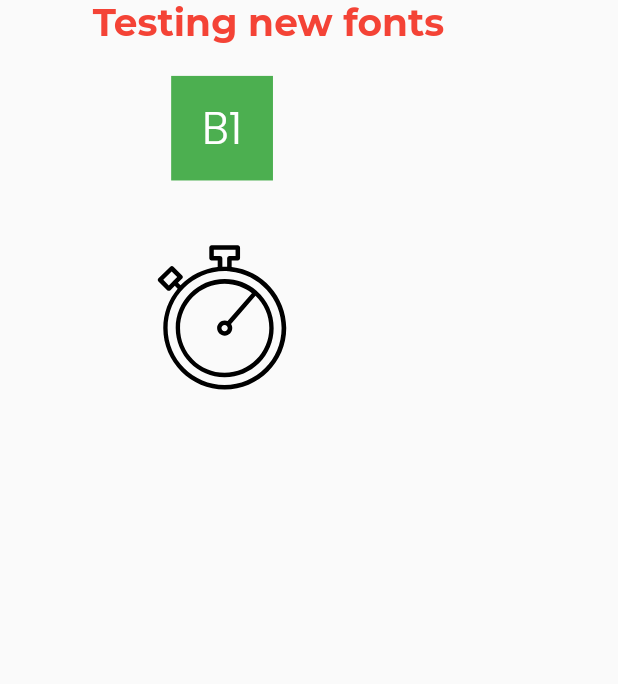
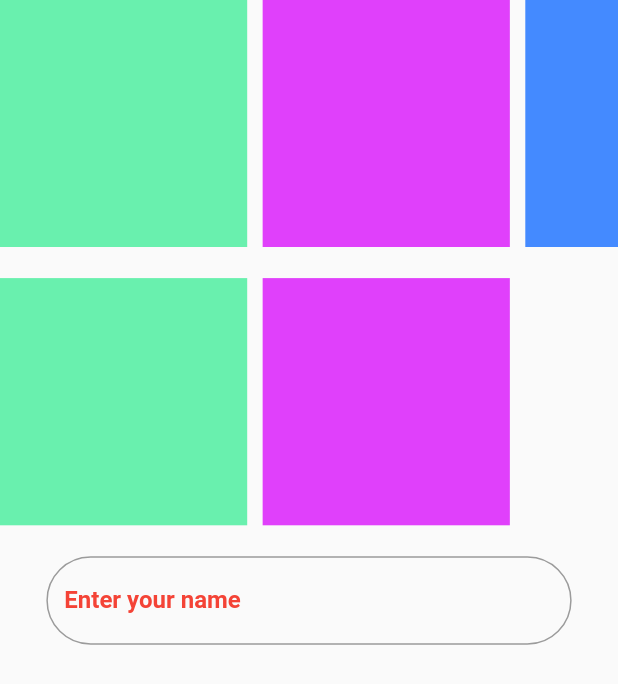
Before and after one commit to WaqasAhmed26/bootcamp, a Flutter app: the screen it shows after launch, on a phone screen of 412 x 824 dp. Shown: the top 684 px of the screen. Run offline on Flutter 3.47's test engine with Material 2 defaults, Android fonts, the phone set to English and light mode, and no system bars; our stand-ins replace flutter_svg; Roboto replaces fonts that are missing (poppons).

Commit message:
26-01-2022 | Stack,Positioned, Scroll, SizedBox, TextField, Border

```diff
--- a/lib/font_padding_margin_lib.dart
+++ b/lib/font_padding_margin_lib.dart
@@ -47,7 +47,8 @@ class _fontPadMarLib_STFState extends State<fontPadMarLib_STF> {
                 style: TextStyle(
                   color: Colors.white,
                   fontSize: 30,
-                  fontFamily: "poppins"
+                  fontFamily: "poppins",
+                  fontWeight: FontWeight.w200,
                 ),
               ),
             ),
--- a/lib/main.dart
+++ b/lib/main.dart
@@ -2,12 +2,13 @@ import 'package:bootcamp/font_padding_margin_lib.dart';
 import 'package:bootcamp/newDesign.dart';
 import 'package:bootcamp/screen_one.dart';
 import 'package:bootcamp/sign_in.dart';
+import 'package:bootcamp/stack.dart';
 import 'package:flutter/material.dart';
 
 void main() {
   runApp(
       MaterialApp(
-        home: fontPadMarLib(),
+        home: stack(),
       ),
   );
 }
--- /dev/null
+++ b/lib/stack.dart
@@ -0,0 +1,100 @@
+import 'package:flutter/material.dart';
+import 'package:flutter/rendering.dart';
+
+class stack extends StatelessWidget {
+  const stack({Key? key}) : super(key: key);
+
+  @override
+  Widget build(BuildContext context) {
+    return stack_STF();
+  }
+}
+class stack_STF extends StatefulWidget {
+  const stack_STF({Key? key}) : super(key: key);
+
+  @override
+  _stack_STFState createState() => _stack_STFState();
+}
+
+class _stack_STFState extends State<stack_STF> {
+  @override
+  Widget build(BuildContext context) {
+    double height = MediaQuery.of(context).size.height;
+    double width = MediaQuery.of(context).size.width;
+    return Scaffold(
+      body: SafeArea(
+        child: SingleChildScrollView(
+
+          child: Column(
+            children: [
+              SingleChildScrollView(
+                scrollDirection: Axis.horizontal,
+                child: Row(
+                  children: [
+                    Container(
+                      height: height * 0.2,
+                      width: width * 0.4,
+                      color: Colors.greenAccent,
+                    ),
+                    SizedBox(
+                      width: width * 0.025,
+                    ),
+                    Container(
+                      height: height * 0.2,
+                      width: width * 0.4,
+                      color: Colors.purpleAccent,
+                    ),
+                    SizedBox(
+                      width: width * 0.025,
+                    ),
+                    Container(
+                      height: height * 0.2,
+                      width: width * 0.4,
+                      color: Colors.blueAccent,
+                    ),
+                  ],
+                ),
+              ),
+              SizedBox(height: height * 0.025),
+              Row(
+                children: [
+                  Container(
+                    height: height * 0.2,
+                    width: width * 0.4,
+                    color: Colors.greenAccent,
+                  ),
+                  SizedBox(
+                    width: width * 0.025,
+                  ),
+                  Container(
+                    height: height * 0.2,
+                    width: width * 0.4,
+                    color: Colors.purpleAccent,
+                  ),
+                ],
+              ),
+              SizedBox(height: height * 0.025),
+              Container(
+                width: width * 0.85,
+                child: TextField(
+                  decoration: InputDecoration(
+                    border: OutlineInputBorder(
+                      borderRadius: BorderRadius.circular(30),
+                    ),
+                    labelText: "Enter your name",
+                    labelStyle: TextStyle(
+                      color: Colors.red,
+                      fontFamily: 'poppons',
+                      fontWeight: FontWeight.w600,
+                    )
+
+                  ),
+                ),
+              ),
+            ],
+          ),
+        )
+      ),
+    );
+  }
+}
--- a/pubspec.yaml
+++ b/pubspec.yaml
@@ -83,7 +83,7 @@ flutter:
      - family: poppins
        fonts:
          - asset: assets/fonts/Poppins-Bold.ttf
-         - asset: assets/fonts/Poppins-Light.ttf
+#         - asset: assets/fonts/Poppins-Light.ttf
 
   # For details regarding fonts from package dependencies,
   # see https://flutter.dev/custom-fonts/#from-packages
```
